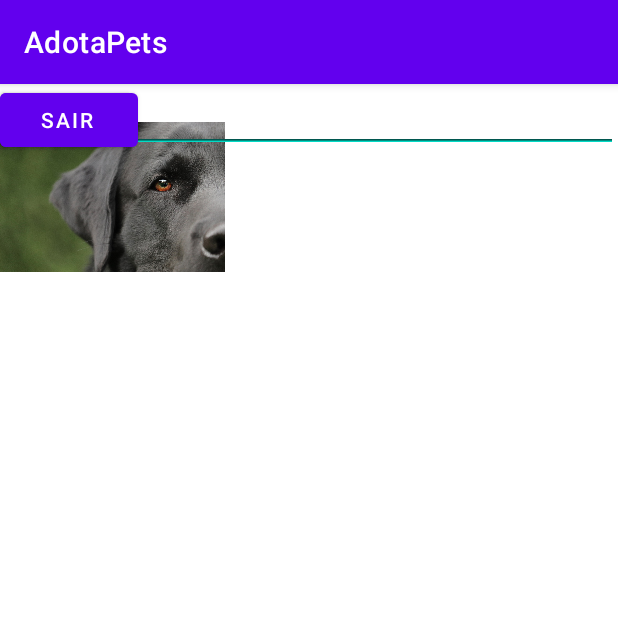
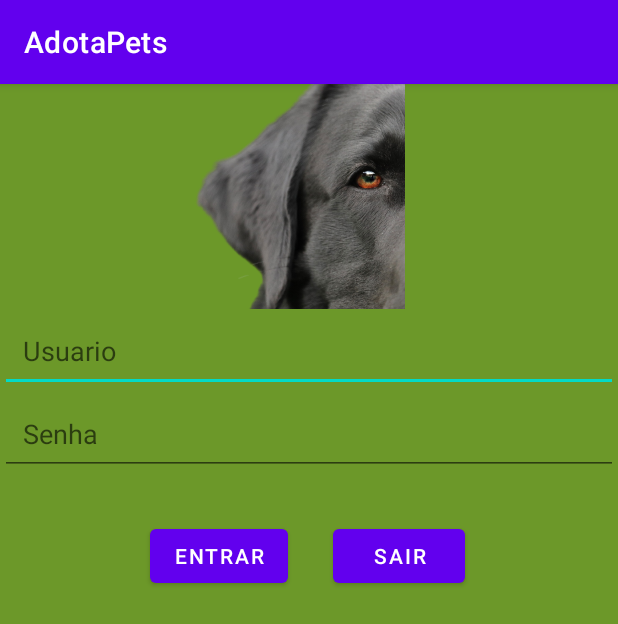
Before and after one commit to GabriiellAugustto/AdotaPets, an Android app: the Login_Activity screen opened directly, with no data from a screen before it, on a phone screen of 412 x 824 dp. Shown: the top 624 px of the screen. Run offline under Robolectric (Android 15) with nearby library versions, the phone set to English and light mode, and no system bars.

```diff
--- a/app/src/main/res/layout/login_layout.xml
+++ b/app/src/main/res/layout/login_layout.xml
@@ -4,36 +4,51 @@
     xmlns:tools="http://schemas.android.com/tools"
     android:layout_width="match_parent"
     android:layout_height="match_parent"
-    tools:context=".Login_Activity">
+    tools:context=".Login_Activity"
+    android:background="#6C9829">
 
     <ImageView
+        android:layout_marginLeft="120dp"
+        android:scaleType="centerCrop"
         android:id="@+id/imgchochorro"
         android:layout_width="150dp"
         android:layout_height="150dp"
         android:src="@drawable/chochorro" />
 
     <EditText
+        android:padding="15dp"
+        android:layout_below="@+id/imgchochorro"
         android:id="@+id/edtusuario"
         android:layout_width="match_parent"
         android:layout_height="wrap_content"
         android:hint="Usuario" />
 
     <EditText
+        android:padding="15dp"
+        android:layout_below="@+id/edtusuario"
         android:id="@+id/edtenha"
         android:layout_width="match_parent"
         android:layout_height="wrap_content"
         android:hint="Senha" />
 
     <Button
+        android:layout_marginLeft="100dp"
+        android:layout_marginTop="30dp"
+        android:layout_below="@+id/edtenha"
         android:id="@+id/btnentrar"
         android:layout_width="wrap_content"
         android:layout_height="wrap_content"
         android:text="Entrar" />
 
     <Button
+        android:layout_marginLeft="30dp"
+        android:layout_marginTop="30dp"
         android:id="@+id/btnsair"
         android:layout_width="wrap_content"
         android:layout_height="wrap_content"
+        android:layout_below="@+id/edtenha"
+
+        android:layout_toRightOf="@+id/btnentrar"
         android:text="Sair" />
 
 </RelativeLayout>
--- a/app/src/main/res/layout/splash_layout.xml
+++ b/app/src/main/res/layout/splash_layout.xml
@@ -6,6 +6,7 @@
     android:layout_height="match_parent"
     tools:context=".SplashActivity"
     android:orientation="vertical"
+    android:gravity="center"
     android:background="#6C9829">
 
     <ImageView
```
Also changed, not shown: app/src/main/res/drawable/chochorro.png (added).
